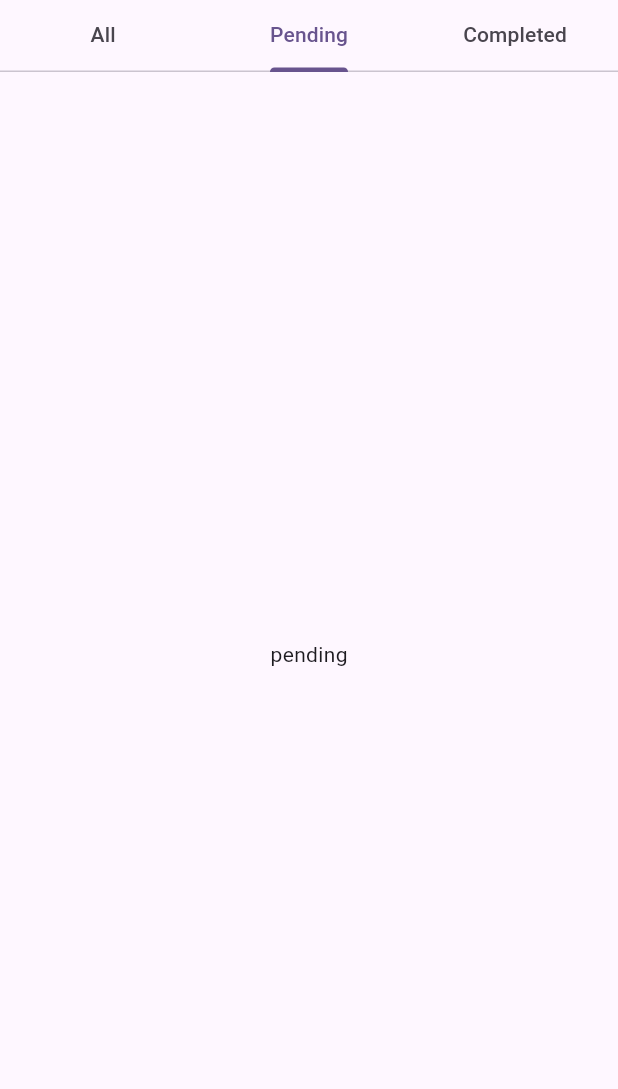
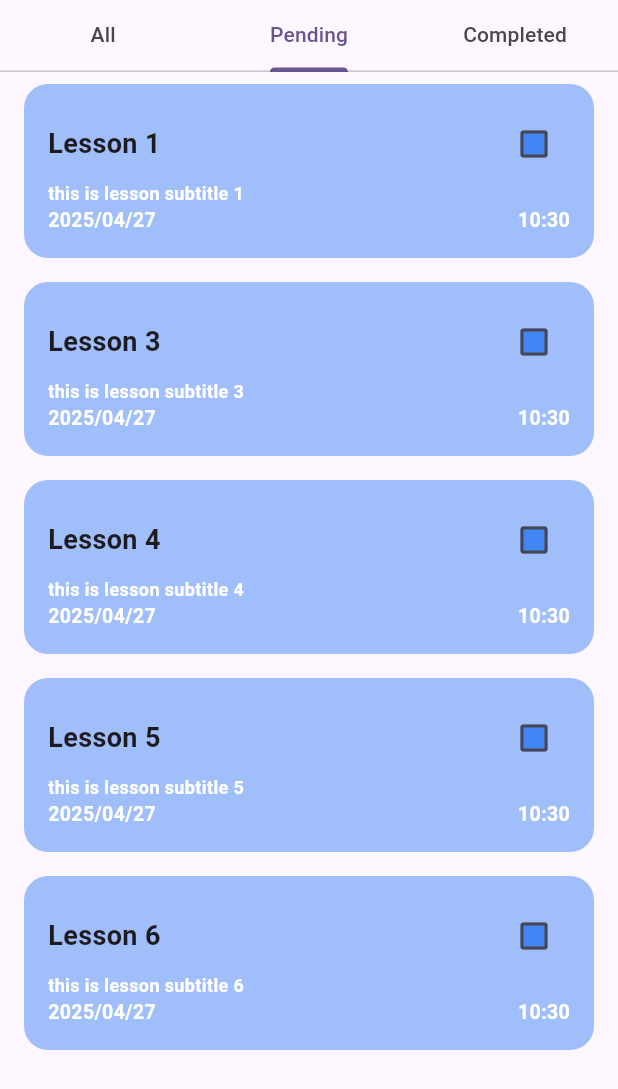
Before and after one commit to mohamed97alsaee/stickyapp, a Flutter app: the screen it shows after launch, tab 2 chosen, on a phone screen of 412 x 824 dp. Shown: the top 1089 px of the screen. Run offline on Flutter 3.47's test engine with Material 3 defaults, Android fonts, the phone set to English and light mode, and no system bars; our stand-ins replace flutter_animate.

Commit message:
listview added.

```diff
--- a/lib/screens/tabs_screen.dart
+++ b/lib/screens/tabs_screen.dart
@@ -37,6 +37,11 @@ class _TabsScreenState extends State<TabsScreen> {
       subtitle: "this is lesson subtitle 5",
       createdAt: DateTime.now(),
     ),
+    TaskModel(
+      title: "Lesson 6",
+      subtitle: "this is lesson subtitle 6",
+      createdAt: DateTime.now(),
+    ),
   ];
 
   @override
@@ -57,32 +62,55 @@ class _TabsScreenState extends State<TabsScreen> {
               Expanded(
                 child: TabBarView(
                   children: [
-                    Column(
-                      children: [
-                        TaskCard(
-                          taskModel: allTasks[0],
+                    ListView.builder(
+                      itemCount: allTasks.length,
+                      itemBuilder: (context, index) {
+                        return TaskCard(
+                          taskModel: allTasks[index],
                           onSwitch: () {
                             setState(() {
-                              allTasks[0].isCompleted =
-                                  !allTasks[0].isCompleted;
+                              allTasks[index].isCompleted =
+                                  !allTasks[index].isCompleted;
                             });
                           },
                           onHold: () {},
+                        );
+                      },
                     ),
-                        TaskCard(
-                          taskModel: allTasks[1],
+                    ListView.builder(
+                      itemCount: allTasks.length,
+                      itemBuilder: (context, index) {
+                        return allTasks[index].isCompleted
+                            ? SizedBox()
+                            : TaskCard(
+                              taskModel: allTasks[index],
                               onSwitch: () {
                                 setState(() {
-                              allTasks[1].isCompleted =
-                                  !allTasks[1].isCompleted;
+                                  allTasks[index].isCompleted =
+                                      !allTasks[index].isCompleted;
                                 });
                               },
                               onHold: () {},
+                            );
+                      },
                     ),
-                      ],
+                    ListView.builder(
+                      itemCount: allTasks.length,
+                      itemBuilder: (context, index) {
+                        return allTasks[index].isCompleted
+                            ? TaskCard(
+                              taskModel: allTasks[index],
+                              onSwitch: () {
+                                setState(() {
+                                  allTasks[index].isCompleted =
+                                      !allTasks[index].isCompleted;
+                                });
+                              },
+                              onHold: () {},
+                            )
+                            : SizedBox();
+                      },
                     ),
-                    Center(child: Text("pending")),
-                    Center(child: Text("completed")),
                   ],
                 ),
               ),
```
Lines whose indentation alone changed are shown as unchanged.
